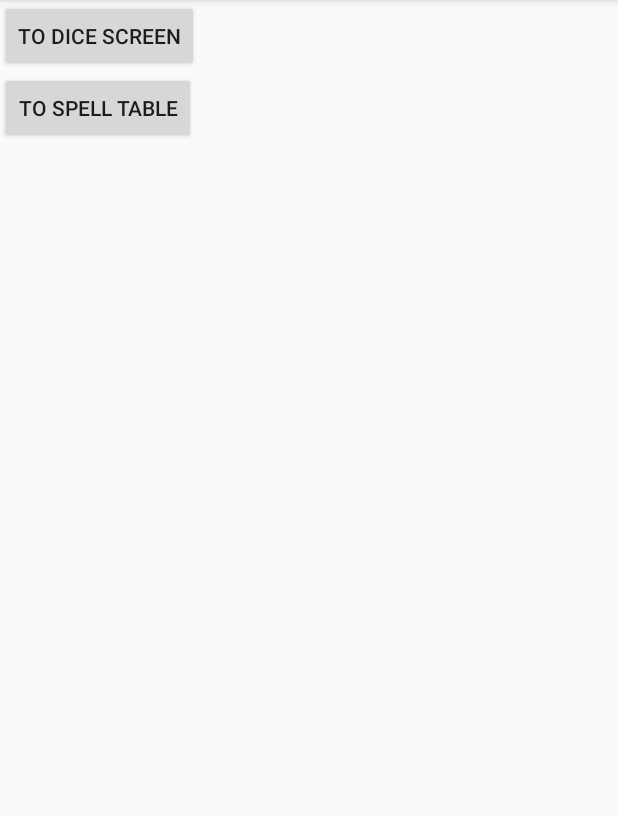
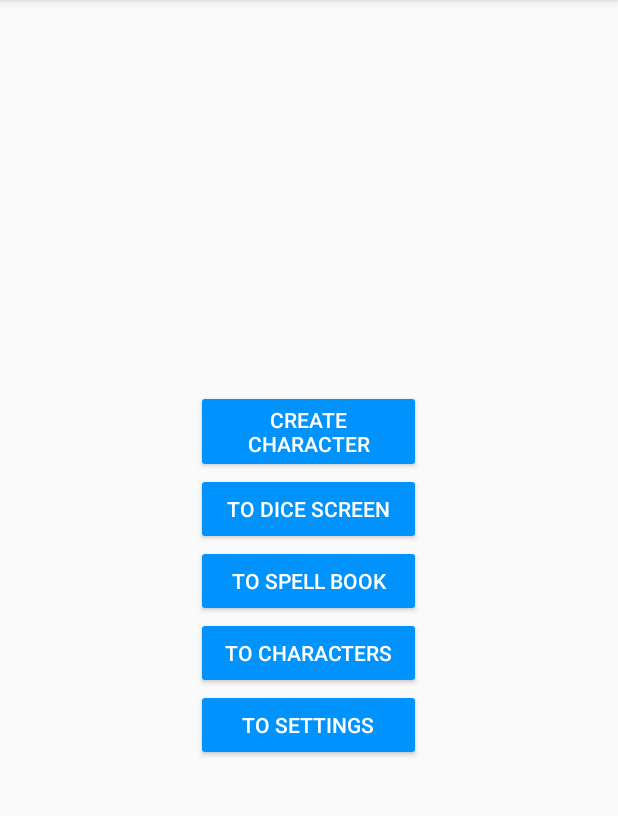
Before and after one commit to MikeLarsenW/DnDApp, an Android app: the screen it shows after launch (MainScreen), on a phone screen of 412 x 824 dp, the part 84-900 px from its top. Run offline under Robolectric (Android 15) with nearby library versions, the phone set to English and light mode, and no system bars.

Commit message:
Adds Mainscreen and Fixes Dice Bug

```diff
--- a/app/build.gradle
+++ b/app/build.gradle
@@ -26,5 +26,6 @@ dependencies {
     androidTestImplementation 'com.android.support.test:runner:1.0.2'
     androidTestImplementation 'com.android.support.test.espresso:espresso-core:3.0.2'
     implementation 'com.github.tbouron.shakedetector:library:1.0.0@aar'
+    implementation 'com.android.support:design:28.+'
 
 }
--- a/app/src/main/java/com/example/mike/dnd_mobile_app/DiceActivity.java
+++ b/app/src/main/java/com/example/mike/dnd_mobile_app/DiceActivity.java
@@ -38,7 +38,7 @@ public class DiceActivity extends AppCompatActivity{
     //Define variables, views, and sensors
     Spinner s;
     Button btn;
-    int diceType = 0;
+    int diceType = 1;
     int diceAmt = 1;
     int[] rolls;
     Switch accel;
@@ -62,7 +62,10 @@ public class DiceActivity extends AppCompatActivity{
         initResults();
         initSwitch();
         initVibrator();
-
+        updateResultViews(1);
+        numberTV.setText(Integer.toString(1));
+        diceAmt = 1;
+        diceType = 1;
     }
 
 
@@ -165,6 +168,7 @@ public class DiceActivity extends AppCompatActivity{
         adapter.setDropDownViewResource(android.R.layout.simple_spinner_dropdown_item);
         // Apply the adapter to the spinner
         spinner.setAdapter(adapter);
+        spinner.setSelection(1);
         spinner.setOnItemSelectedListener(new AdapterView.OnItemSelectedListener() {
             @Override
             public void onItemSelected(AdapterView<?> parent, View view, int position, long id) {
--- a/app/src/main/java/com/example/mike/dnd_mobile_app/MainScreen.java
+++ b/app/src/main/java/com/example/mike/dnd_mobile_app/MainScreen.java
@@ -8,7 +8,8 @@ import android.widget.Button;
 
 public class MainScreen extends AppCompatActivity {
 
-    Button btn,btn2;
+    Button btn,btn2,btn3,btn4,btn5;
+
 
     @Override
     protected void onCreate(Bundle savedInstanceState) {
@@ -16,6 +17,11 @@ public class MainScreen extends AppCompatActivity {
         setContentView(R.layout.activity_main_screen);
 
         btn = (Button)findViewById(R.id.diceScreenButton);
+        btn2 = (Button)findViewById(R.id.spellTableButton);
+        btn3 = (Button)findViewById(R.id.charactersScreenButton);
+        btn4 = (Button)findViewById(R.id.settingsScreenButton);
+        btn5 = (Button)findViewById(R.id.createCharacterScreenButton);
+
         btn.setOnClickListener(new View.OnClickListener() {
             @Override
             public void onClick(View v) {
@@ -24,7 +30,6 @@ public class MainScreen extends AppCompatActivity {
             }
         });
 
-        btn2 = (Button)findViewById(R.id.spellTableButton);
         btn2.setOnClickListener(new View.OnClickListener() {
             @Override
             public void onClick(View v) {
@@ -32,5 +37,31 @@ public class MainScreen extends AppCompatActivity {
                 startActivity(intent);
             }
         });
+
+        /**
+         * TODO As each feature gets added the intent to navigate to each page should be added
+         */
+
+//        btn3.setOnClickListener(new View.OnClickListener() {
+//            @Override
+//            public void onClick(View v) {
+//                Intent intent = new Intent(getBaseContext(), CharacterCreator.class);
+//                startActivity(intent);
+//            }
+//        });
+//        btn4.setOnClickListener(new View.OnClickListener() {
+//            @Override
+//            public void onClick(View v) {
+//                Intent intent = new Intent(getBaseContext(), Characters.class);
+//                startActivity(intent);
+//            }
+//        });
+//        btn5.setOnClickListener(new View.OnClickListener() {
+//            @Override
+//            public void onClick(View v) {
+//                Intent intent = new Intent(getBaseContext(), DiceActivity.class);
+//                startActivity(intent);
+//            }
+//        });
     }
 }
--- a/app/src/main/res/layout/activity_main_screen.xml
+++ b/app/src/main/res/layout/activity_main_screen.xml
@@ -8,21 +8,64 @@
 
     <LinearLayout
         android:layout_width="match_parent"
-        android:layout_height="wrap_content"
-        android:orientation="vertical">
+        android:layout_height="match_parent"
+        android:gravity="center"
+        android:orientation="vertical"
+        app:layout_constraintBottom_toBottomOf="parent"
+        app:layout_constraintEnd_toEndOf="parent"
+        app:layout_constraintHorizontal_bias="0.0"
+        app:layout_constraintStart_toStartOf="parent"
+        app:layout_constraintTop_toTopOf="parent"
+        app:layout_constraintVertical_bias="0.0">
 
         <Button
-            android:layout_width="wrap_content"
+            android:id="@+id/createCharacterScreenButton"
+            style="@style/Widget.AppCompat.Button.Colored"
+            android:layout_width="150dp"
             android:layout_height="wrap_content"
-            android:text="To Dice Screen"
-            android:id="@+id/diceScreenButton"/>
+            android:backgroundTint="@color/colorAccent"
+            android:text="@string/to_character_creation"
+            tools:layout_editor_absoluteX="117dp"
+            tools:layout_editor_absoluteY="228dp" />
 
         <Button
-            android:layout_width="wrap_content"
+            android:id="@+id/diceScreenButton"
+            style="@style/Widget.AppCompat.Button.Colored"
+            android:layout_width="150dp"
             android:layout_height="wrap_content"
-            android:text="To Spell Table"
-            android:id="@+id/spellTableButton"/>
+            android:backgroundTint="@color/colorAccent"
+            android:text="To Dice Screen"
+            tools:layout_editor_absoluteX="29dp"
+            tools:layout_editor_absoluteY="391dp" />
+
+        <Button
+            android:id="@+id/spellTableButton"
+            style="@style/Widget.AppCompat.Button.Colored"
+            android:layout_width="150dp"
+            android:layout_height="wrap_content"
+            android:text="@string/to_spell_book"
+            tools:layout_editor_absoluteX="205dp"
+            tools:layout_editor_absoluteY="439dp" />
+
+        <Button
+            android:id="@+id/charactersScreenButton"
+            style="@style/Widget.AppCompat.Button.Colored"
+            android:layout_width="150dp"
+            android:layout_height="wrap_content"
+            android:backgroundTint="@color/colorAccent"
+            android:text="@string/to_characters"
+            tools:layout_editor_absoluteX="206dp"
+            tools:layout_editor_absoluteY="391dp" />
+
+        <Button
+            android:id="@+id/settingsScreenButton"
+            style="@style/Widget.AppCompat.Button.Colored"
+            android:layout_width="150dp"
+            android:layout_height="wrap_content"
+            android:backgroundTint="@color/colorAccent"
+            android:text="@string/to_settings"
+            tools:layout_editor_absoluteX="29dp"
+            tools:layout_editor_absoluteY="439dp" />
     </LinearLayout>
 
-
 </android.support.constraint.ConstraintLayout>
--- a/app/src/main/res/values/colors.xml
+++ b/app/src/main/res/values/colors.xml
@@ -2,5 +2,5 @@
 <resources>
     <color name="colorPrimary">#3F51B5</color>
     <color name="colorPrimaryDark">#303F9F</color>
-    <color name="colorAccent">#FF4081</color>
+    <color name="colorAccent">#0093fd</color>
 </resources>
--- a/app/src/main/res/values/strings.xml
+++ b/app/src/main/res/values/strings.xml
@@ -13,4 +13,8 @@
     <string name="roll">Roll</string>
     <string name="shake_switch">Shake to Roll </string>
     <string name="diceNum">Number of Dice </string>
+    <string name="to_settings">To Settings</string>
+    <string name="to_characters">To Characters</string>
+    <string name="to_character_creation">Create Character</string>
+    <string name="to_spell_book">To Spell Book</string>
 </resources>
--- a/build.gradle
+++ b/build.gradle
@@ -7,7 +7,7 @@ buildscript {
         jcenter()
     }
     dependencies {
-        classpath 'com.android.tools.build:gradle:3.2.0-rc03'
+        classpath 'com.android.tools.build:gradle:3.2.0'
 
 
         // NOTE: Do not place your application dependencies here; they belong
```
